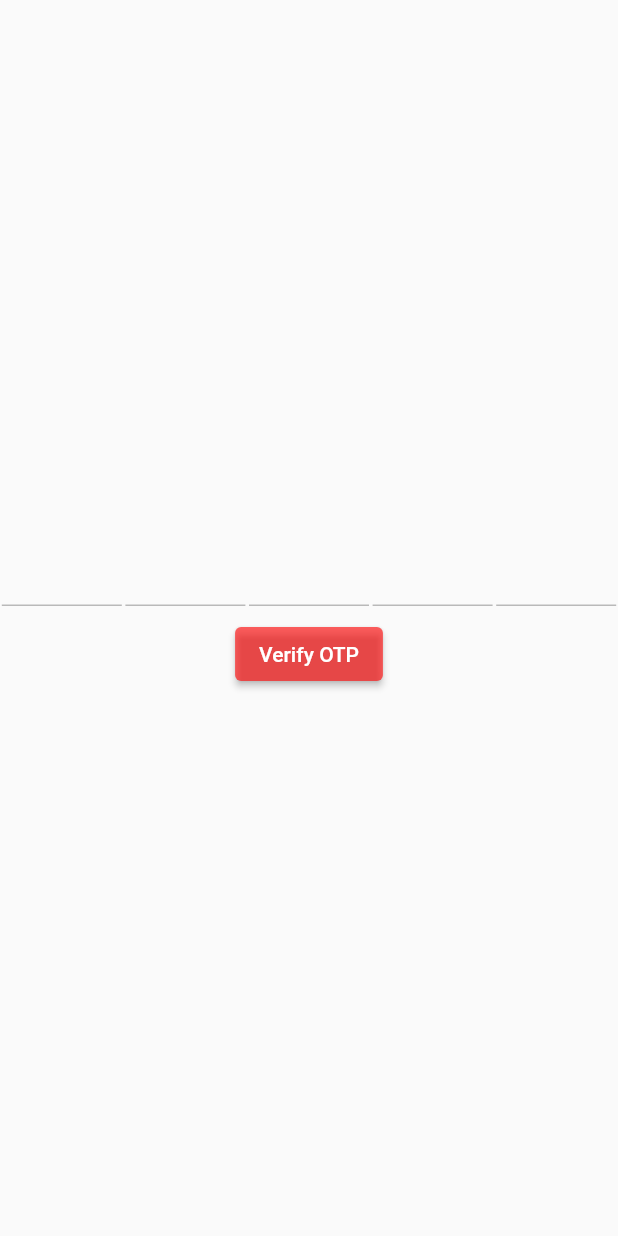
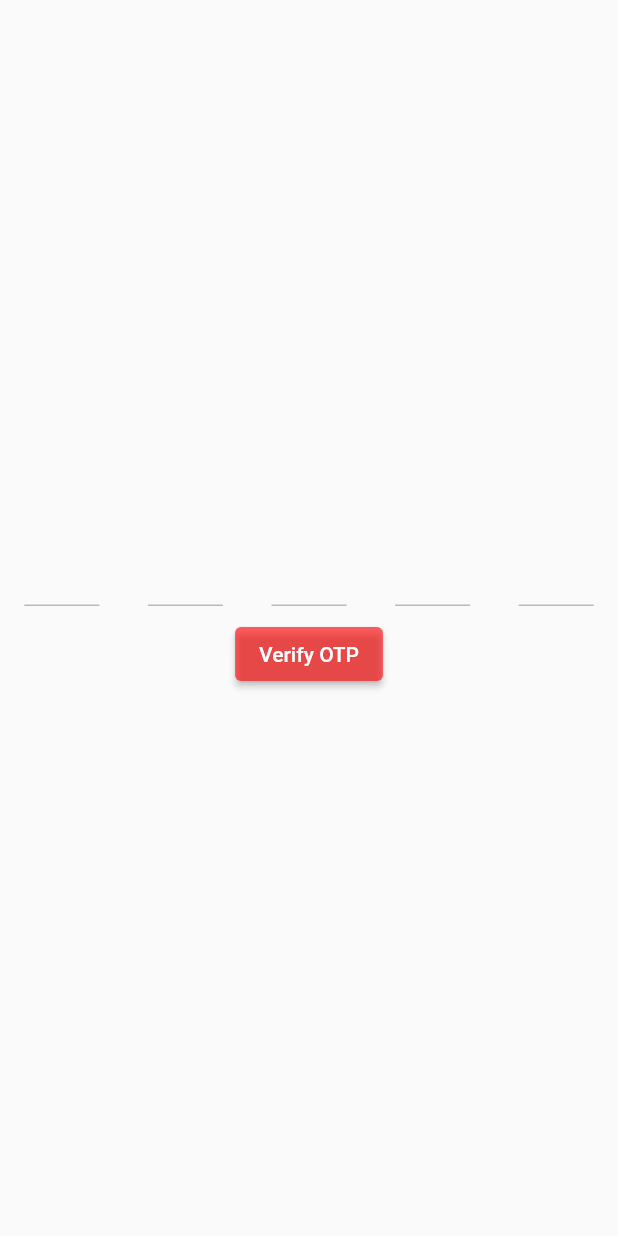
Before and after one commit to hrithikwins/bloodbank_app, a Flutter app: the OtpScreen screen opened by its route, on a phone screen of 412 x 824 dp. Run offline on Flutter 3.47's test engine with Material 2 defaults, Android fonts, the phone set to English and light mode, and no system bars; drawn by our look-alikes of otp_text_field.

Commit message:
Fixed OTP Screen RenderFlex

```diff
--- a/lib/screens/otp_screen.dart
+++ b/lib/screens/otp_screen.dart
@@ -15,8 +15,7 @@ class OtpScreen extends StatelessWidget {
     OtpFieldController otpController = OtpFieldController();
 
     return Scaffold(
-      body: Container(
-        child: Column(
+      body: Column(
         mainAxisAlignment: MainAxisAlignment.center,
         crossAxisAlignment: CrossAxisAlignment.center,
         children: [
@@ -28,8 +27,8 @@ class OtpScreen extends StatelessWidget {
             length: 5,
             // onChanged: (value) => print(value),
             width: MediaQuery.of(context).size.width,
-              fieldWidth: 80,
-              style: TextStyle(fontSize: 17),
+            fieldWidth: 50,
+            style: TextStyle(fontSize: 15),
             textFieldAlignment: MainAxisAlignment.spaceAround,
             fieldStyle: FieldStyle.underline,
             onCompleted: (pin) {
@@ -50,7 +49,6 @@ class OtpScreen extends StatelessWidget {
           ),
         ],
       ),
-      ),
     );
   }
 }
```
Lines whose indentation alone changed are shown as unchanged.
